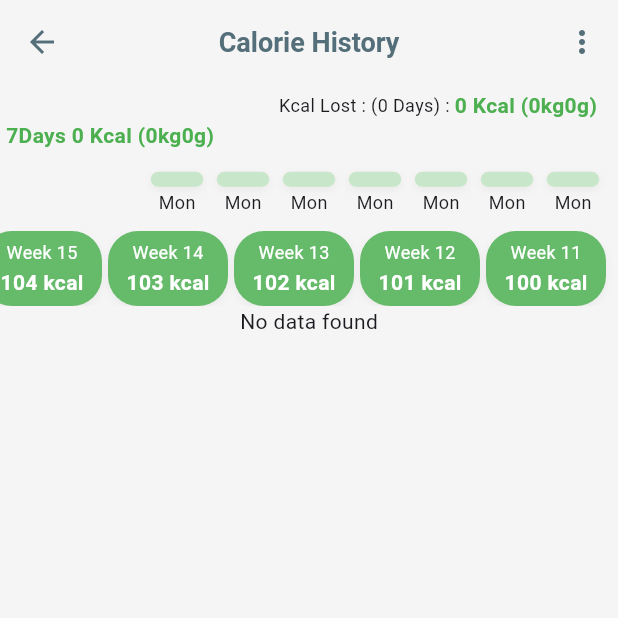
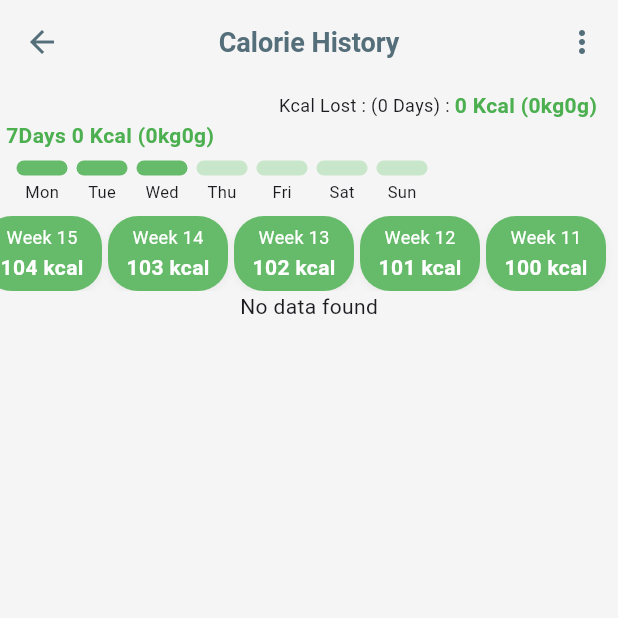
Before and after one commit to AshwaniDev101/Flutter-Calio-Firebase-Drift, a Flutter app: the CalorieHistoryPage screen opened directly, on a phone screen of 412 x 824 dp, the top half of it. Run offline on Flutter 3.47's test engine with Material 3 defaults, Android fonts, the phone set to English and light mode, and no system bars; our stand-ins replace cloud_firestore, firebase_core, logger, rxdart; accounts and stored records are empty; generated files the repository leaves out were written again.

Commit message:
refactor: rename and overhaul weekdays widget to progress widget
- Renamed `WeekDaysWidget` to `WeekDaysProgressWidget` and moved file to `weekdays_progress_widget` directory.
- Updated implementation to accept a `weekStatus` map, replacing static placeholders with dynamic `AnimatedContainer`s indicating completion status.
- Integrated the new widget into `ViewPage`, passing a sample `weekStatus` map.
- Cleaned up code formatting, indentation, and removed excessive whitespace in `view_page.dart`.

```diff
--- a/lib/pages/user_history/view_page.dart
+++ b/lib/pages/user_history/view_page.dart
@@ -1,4 +1,3 @@
-
 import 'package:calio/models/foodstats_entry.dart';
 import 'package:calio/pages/user_history/view_model.dart';
 import 'package:calio/pages/user_history/widgets/listview.dart';
@@ -6,7 +5,7 @@ import 'package:flutter/material.dart';
 import 'package:provider/provider.dart';
 import '../../../theme/app_colors.dart';
 import '../../helper/progress_visuals_helper.dart';
-import '../../widgets/weekdays_widget/weekdays_widget.dart';
+import '../../widgets/weekdays_progress_widget/weekdays_progress_widget.dart';
 import '../../widgets/weekly_list_widget/weekly_list_widget.dart';
 import '../calorie_counter/calorie_counter_page.dart';
 
@@ -29,9 +28,6 @@ class _CalorieHistoryPageState extends State<CalorieHistoryPage> {
   }
 
   Widget _buildExcessLabel(vm) {
-
-
-
     return Padding(
       padding: const EdgeInsets.all(4.0),
       child: Column(
@@ -45,43 +41,43 @@ class _CalorieHistoryPageState extends State<CalorieHistoryPage> {
                 vm.excessCalories > 0 ? "Kcal Gained : " : "Kcal Lost : (${vm.monthStatsMap.length} Days) : ",
                 style: TextStyle(fontSize: 12),
               ),
-              Text("${trimTrailingZero(vm.excessCalories)} Kcal (${kcalToWeightString(vm.excessCalories)})",
+              Text(
+                "${trimTrailingZero(vm.excessCalories)} Kcal (${kcalToWeightString(vm.excessCalories)})",
                 style: TextStyle(
-                      fontSize: 14, fontWeight: FontWeight.bold, color: vm.excessCalories > 0 ? Colors.red : Colors.green)),
+                  fontSize: 14,
+                  fontWeight: FontWeight.bold,
+                  color: vm.excessCalories > 0 ? Colors.red : Colors.green,
+                ),
+              ),
 
-
-              SizedBox(
-                width: 10,
-              )
+              SizedBox(width: 10),
             ],
           ),
-          getLowerLabel(vm)
-
-
+          getLowerLabel(vm),
         ],
       ),
     );
   }
 
-
-  Widget getLowerLabel(vm)
-  {
-
+  Widget getLowerLabel(vm) {
     var severDayDum = sumFirstSevenCalories(vm);
-    return  Text("7Days ${trimTrailingZero(severDayDum)} Kcal (${kcalToWeightString(severDayDum)})",
+    return Text(
+      "7Days ${trimTrailingZero(severDayDum)} Kcal (${kcalToWeightString(severDayDum)})",
       style: TextStyle(
-            fontSize: 14, fontWeight: FontWeight.bold, color: vm.excessCalories > 0 ? Colors.red : Colors.green));
+        fontSize: 14,
+        fontWeight: FontWeight.bold,
+        color: vm.excessCalories > 0 ? Colors.red : Colors.green,
+      ),
+    );
   }
-
-
 
   String kcalToWeightString(double kcal) {
     const double kcalPerKg = 7700;
 
     double totalKg = kcal / kcalPerKg;
 
-    int kg = totalKg.floor();                        // whole kilograms
-    int g = ((totalKg - kg) * 1000).round();         // remaining grams
+    int kg = totalKg.floor(); // whole kilograms
+    int g = ((totalKg - kg) * 1000).round(); // remaining grams
 
     return "${kg}kg${g}g";
   }
@@ -93,14 +89,12 @@ class _CalorieHistoryPageState extends State<CalorieHistoryPage> {
 
     double total = 0;
     for (int i = 0; i < limit; i++) {
-
       var diff = items[i].stats.calories - 1700;
       total += diff;
     }
 
     return total;
   }
-
 
   @override
   Widget build(BuildContext context) {
@@ -109,10 +103,7 @@ class _CalorieHistoryPageState extends State<CalorieHistoryPage> {
     return Scaffold(
       backgroundColor: AppColors.backgroundColor,
       appBar: AppBar(
-          title: Text(
-            'Calorie History',
-            style: AppTextStyle.appBarTextStyle,
-          ),
+        title: Text('Calorie History', style: AppTextStyle.appBarTextStyle),
         centerTitle: true,
         // elevation: 2,
         backgroundColor: AppColors.appbar,
@@ -130,19 +121,15 @@ class _CalorieHistoryPageState extends State<CalorieHistoryPage> {
                 print('Test 2 selected');
               }
             },
-              itemBuilder: (BuildContext context) => [
+            itemBuilder:
+                (BuildContext context) => [
                   const PopupMenuItem(
                     value: 'add',
                     child: Row(
                       children: [
                         Icon(Icons.add_circle_outline_rounded, color: Colors.pink),
-                      SizedBox(
-                        width: 10,
-                      ),
-                      Text(
-                        'Add',
-                        style: TextStyle(color: Colors.pink),
-                      ),
+                        SizedBox(width: 10),
+                        Text('Add', style: TextStyle(color: Colors.pink)),
                       ],
                     ),
                   ),
@@ -151,33 +138,24 @@ class _CalorieHistoryPageState extends State<CalorieHistoryPage> {
                     child: Row(
                       children: [
                         Icon(Icons.settings, color: Colors.grey[600]),
-                      const SizedBox(
-                        width: 10,
-                      ),
-                      Text(
-                        'Settings',
-                        style: TextStyle(color: Colors.grey[600]),
-                      ),
+                        const SizedBox(width: 10),
+                        Text('Settings', style: TextStyle(color: Colors.grey[600])),
                       ],
                     ),
                   ),
                 ],
           ),
-          ]),
+        ],
+      ),
       body: SafeArea(
         child: Column(
           children: [
+            _buildExcessLabel(vm),
+            WeekDaysProgressWidget(weekStatus: {1: true, 2: true, 3: true, 4: false, 5: false, 6: false, 7: false}),
+            WeeklyListWidget(),
 
-
-
-
-
-            _buildExcessLabel(vm),
-            WeekDaysWidget(),
-            WeeklyListWidget(),
             // Container(color: Colors.green,height: 50,),
             // // heatLevelMap:{'1':10,'2':20,'3':30,'4':40,'5':50,'6':60,'7':70,'8':80,'9':90,'10':100}
-
             vm.monthStatsMap.isEmpty
                 ? const Center(child: Text('No data found'))
                 : Expanded(
@@ -190,7 +168,7 @@ class _CalorieHistoryPageState extends State<CalorieHistoryPage> {
                         Navigator.push(
                           context,
                           MaterialPageRoute(
-                              builder: (context) => CalorieCounterPage(pageDateTime: cardDateTime,isOldPage: true,),
+                            builder: (context) => CalorieCounterPage(pageDateTime: cardDateTime, isOldPage: true),
                           ),
                         ).then((_) {
                           vm.loadMonthStats();
@@ -208,7 +186,6 @@ class _CalorieHistoryPageState extends State<CalorieHistoryPage> {
     );
   }
 
-
   //
   // Stream<Map<String, dynamic>> dummyStream() async* {
   //   int counter = 0;
@@ -223,5 +200,4 @@ class _CalorieHistoryPageState extends State<CalorieHistoryPage> {
   //     counter++;
   //   }
   // }
-
 }
--- /dev/null
+++ b/lib/widgets/weekdays_progress_widget/weekdays_progress_widget.dart
@@ -0,0 +1,56 @@
+import 'package:flutter/material.dart';
+
+class WeekDaysProgressWidget extends StatelessWidget {
+  final Map<int, bool> weekStatus; // 1 = Mon → 7 = Sun
+  const WeekDaysProgressWidget({super.key, required this.weekStatus});
+
+  static const List<String> dayLabels = [
+    "Mon", "Tue", "Wed", "Thu", "Fri", "Sat", "Sun"
+  ];
+
+  @override
+  Widget build(BuildContext context) {
+    int completed = weekStatus.values.where((v) => v == true).length;
+    double progress = completed / 7;
+
+    return Column(
+      children: [
+        SizedBox(
+          height: 40,
+          child: ListView.builder(
+            scrollDirection: Axis.horizontal,
+            reverse: false, // left to right
+            itemCount: 7,
+            padding: const EdgeInsets.symmetric(horizontal: 8),
+            itemBuilder: (context, index) {
+              bool isDone = weekStatus[index + 1] ?? false;
+
+              return Padding(
+                padding: const EdgeInsets.all(3.0),
+                child: Column(
+                  children: [
+                    AnimatedContainer(
+                      duration: Duration(milliseconds: 300),
+                      width: 34,
+                      height: 10,
+                      decoration: BoxDecoration(
+                        color: isDone ? Colors.green[400] : Colors.green[100],
+                        borderRadius: BorderRadius.circular(20),
+                      ),
+                    ),
+                    SizedBox(height: 3),
+                    Text(
+                      dayLabels[index],
+                      style: TextStyle(fontSize: 11),
+                    )
+                  ],
+                ),
+              );
+            },
+          ),
+        ),
+
+      ],
+    );
+  }
+}
--- a/lib/widgets/weekdays_widget/weekdays_widget.dart
+++ /dev/null
@@ -1,48 +0,0 @@
-import 'package:flutter/material.dart';
-
-class WeekDaysWidget extends StatelessWidget {
-  const WeekDaysWidget({super.key});
-
-  final bool isPerfect = false;
-
-  @override
-  Widget build(BuildContext context) {
-    return SizedBox(
-      height: 50,
-      child: ListView.builder(
-        scrollDirection: Axis.horizontal,
-        reverse: true,
-        itemCount: 7,
-        padding: const EdgeInsets.symmetric(horizontal: 8),
-        itemBuilder: (context, index) {
-          return Padding(
-            padding: const EdgeInsets.all(2.0),
-            child: SizedBox(
-              height: 40,
-              width: 40,
-              child: Column(
-                mainAxisAlignment: MainAxisAlignment.center,
-                children: [
-                  Container(
-                    width: 35,
-                    height: 10,
-
-                    decoration: BoxDecoration(
-                      color: Colors.green[100],
-                      borderRadius: BorderRadius.circular(20),
-                      boxShadow: [
-                        BoxShadow(blurRadius: 4, offset: Offset(0, 2), color: Colors.black.withValues(alpha: 0.05)),
-                      ],
-                    ),
-                  ),
-                  SizedBox(height: 2),
-                  Text("Mon", style: TextStyle(fontSize: 12)),
-                ],
-              ),
-            ),
-          );
-        },
-      ),
-    );
-  }
-}
```
Lines whose indentation alone changed are shown as unchanged.
